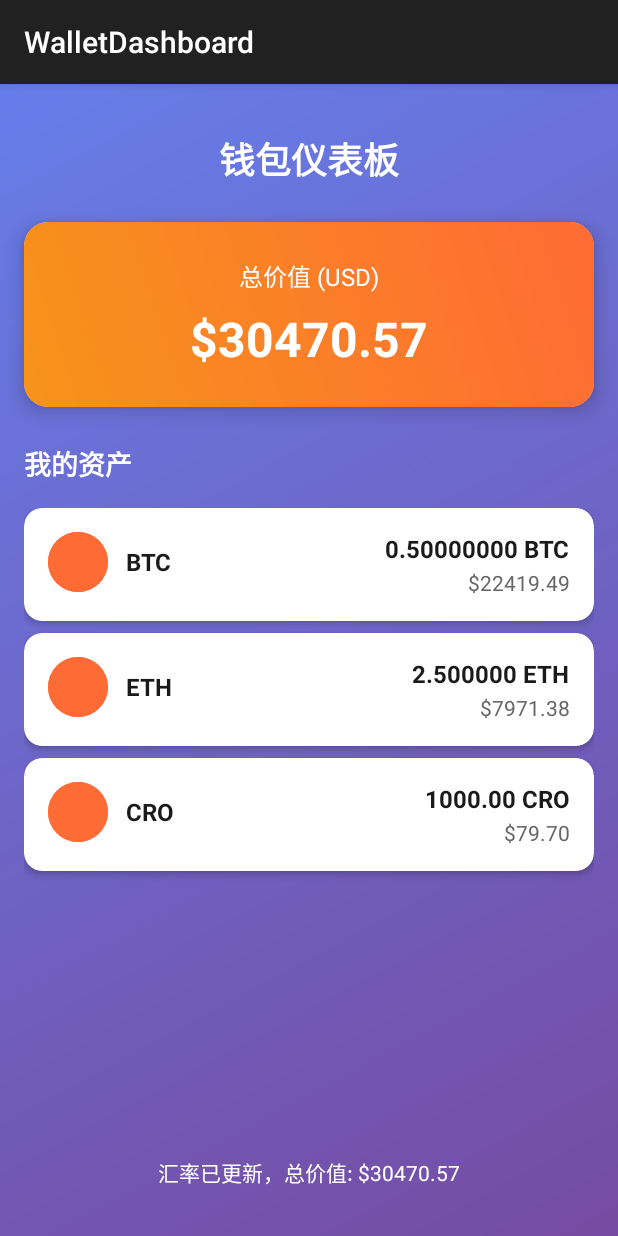
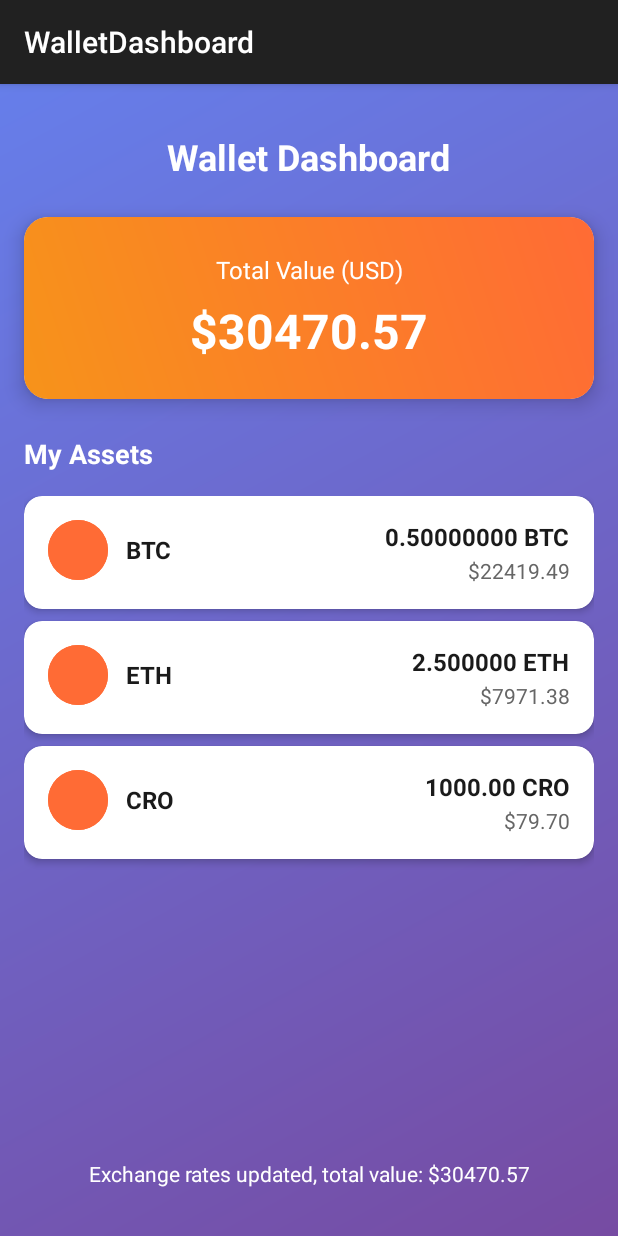
Before and after one commit to RainFool/WalletDashboard, an Android app: the screen it shows after launch (MainActivity), on a phone screen of 412 x 824 dp. Run offline under Robolectric (Android 15) with nearby library versions, the phone set to English and light mode, and no system bars; pictures from the network do not load.

Commit message:
[feat][dashboard]change chinese to english

```diff
--- a/app/src/main/java/com/rainfool/wallet/MainActivity.kt
+++ b/app/src/main/java/com/rainfool/wallet/MainActivity.kt
@@ -56,18 +56,18 @@ class MainActivity : AppCompatActivity() {
     private fun updateUI(uiState: MainUiState) {
         if (uiState.isLoading) {
             progressBar.visibility = View.VISIBLE
-            tvMessage.text = "正在加载..."
+            tvMessage.text = "Loading..."
             tvMessage.visibility = View.VISIBLE
         } else {
             progressBar.visibility = View.GONE
 
-            // 更新总价值
+            // Update total value
             tvTotalValue.text = "$${String.format("%.2f", uiState.totalUsdValue)}"
 
-            // 更新余额列表
+            // Update balance list
             balanceAdapter.updateData(uiState.walletBalances, uiState.exchangeRates, uiState.currencies)
 
-            // 更新消息
+            // Update message
             tvMessage.text = uiState.message
             tvMessage.visibility = View.VISIBLE
         }
--- a/app/src/main/java/com/rainfool/wallet/data/model/Currency.kt
+++ b/app/src/main/java/com/rainfool/wallet/data/model/Currency.kt
@@ -3,8 +3,8 @@ package com.rainfool.wallet.data.model
 import com.google.gson.annotations.SerializedName
 
 /**
- * 货币数据模型
- * 对应currencies-json.md中的货币信息
+ * Currency data model
+ * Corresponds to currency information in currencies-json.md
  */
 data class Currency(
     @SerializedName("coin_id")
--- a/app/src/main/java/com/rainfool/wallet/data/model/ExchangeRate.kt
+++ b/app/src/main/java/com/rainfool/wallet/data/model/ExchangeRate.kt
@@ -3,8 +3,8 @@ package com.rainfool.wallet.data.model
 import com.google.gson.annotations.SerializedName
 
 /**
- * 汇率数据模型
- * 对应live-rates-json.md中的汇率信息
+ * Exchange rate data model
+ * Corresponds to exchange rate information in live-rates-json.md
  */
 data class ExchangeRate(
     @SerializedName("from_currency")
@@ -21,7 +21,7 @@ data class ExchangeRate(
 )
 
 /**
- * 汇率详情数据模型
+ * Exchange rate detail data model
  */
 data class Rate(
     @SerializedName("amount")
--- a/app/src/main/java/com/rainfool/wallet/data/model/UiState.kt
+++ b/app/src/main/java/com/rainfool/wallet/data/model/UiState.kt
@@ -1,7 +1,7 @@
 package com.rainfool.wallet.data.model
 
 /**
- * 钱包UI状态
+ * Wallet UI state
  */
 sealed class WalletUiState {
     object Loading : WalletUiState()
@@ -11,7 +11,7 @@ sealed class WalletUiState {
 }
 
 /**
- * 货币项UI数据模型
+ * Currency item UI data model
  */
 data class CurrencyUiItem(
     val currency: Currency,
--- a/app/src/main/java/com/rainfool/wallet/data/model/WalletBalance.kt
+++ b/app/src/main/java/com/rainfool/wallet/data/model/WalletBalance.kt
@@ -3,8 +3,8 @@ package com.rainfool.wallet.data.model
 import com.google.gson.annotations.SerializedName
 
 /**
- * 钱包余额数据模型
- * 对应wallet-balance-json.md中的余额信息
+ * Wallet balance data model
+ * Corresponds to balance information in wallet-balance-json.md
  */
 data class WalletBalance(
     @SerializedName("currency")
--- a/app/src/main/java/com/rainfool/wallet/data/model/WalletDashboard.kt
+++ b/app/src/main/java/com/rainfool/wallet/data/model/WalletDashboard.kt
@@ -1,8 +1,8 @@
 package com.rainfool.wallet.data.model
 
 /**
- * 钱包仪表板聚合数据模型
- * 包含货币信息、汇率和余额的完整数据
+ * Wallet dashboard aggregated data model
+ * Contains complete data including currency information, exchange rates and balances
  */
 data class WalletDashboard(
     val currencies: List<Currency>,
--- a/app/src/main/java/com/rainfool/wallet/data/network/MockWalletApi.kt
+++ b/app/src/main/java/com/rainfool/wallet/data/network/MockWalletApi.kt
@@ -8,26 +8,26 @@ import kotlinx.coroutines.delay
 import kotlin.random.Random
 
 /**
- * 模拟钱包API实现
- * 延迟1秒后返回模拟数据，用于开发和测试
+ * Mock wallet API implementation
+ * Returns mock data after 1 second delay, used for development and testing
  */
 class MockWalletApi : WalletApi {
 
-    // 基础汇率数据
+    // Base exchange rate data
     private val baseRates = mapOf(
         "BTC" to 45000.0,
         "ETH" to 3200.0,
         "CRO" to 0.08
     )
 
-    // 汇率变化范围（百分比）
-    private val rateChangeRange = 0.05 // 5%的变化范围
+    // Exchange rate change range (percentage)
+    private val rateChangeRange = 0.05 // 5% change range
 
-    // 失败概率（10%）
+    // Failure probability (10%)
     private val failureRate = 0.1
 
     override suspend fun getCurrencies(): CurrenciesResponse {
-        delay(1000) // 模拟网络延迟1秒
+        delay(1000) // Simulate network delay of 1 second
 
         return CurrenciesResponse(
             currencies = listOf(
@@ -110,14 +110,14 @@ class MockWalletApi : WalletApi {
     }
 
     override suspend fun getLiveRates(): LiveRatesResponse {
-        delay(1000) // 模拟网络延迟1秒
+        delay(1000) // Simulate network delay of 1 second
 
-        // 随机失败检查
+        // Random failure check
         if (Random.nextDouble() < failureRate) {
-            throw RuntimeException("网络请求失败，请稍后重试")
+            throw RuntimeException("Network request failed, please try again later")
         }
 
-        // 生成随机变化的汇率
+        // Generate randomly changing exchange rates
         val currentTime = System.currentTimeMillis()
 
         return LiveRatesResponse(
@@ -153,23 +153,23 @@ class MockWalletApi : WalletApi {
     }
 
     /**
-     * 生成随机变化的汇率
-     * @param currency 货币代码
-     * @param timestamp 时间戳，用于确保每秒变化
-     * @return 格式化后的汇率字符串
+     * Generate randomly changing exchange rate
+     * @param currency Currency code
+     * @param timestamp Timestamp, used to ensure changes every second
+     * @return Formatted exchange rate string
      */
     private fun generateRandomRate(currency: String, timestamp: Long): String {
         val baseRate = baseRates[currency] ?: return "0.0"
 
-        // 使用时间戳确保每秒变化
-        val seed = timestamp / 1000 // 每秒一个种子
+        // Use timestamp to ensure changes every second
+        val seed = timestamp / 1000 // One seed per second
         val random = Random(seed)
 
-        // 生成-5%到+5%的随机变化
+        // Generate random change from -5% to +5%
         val changePercent = (random.nextDouble() - 0.5) * 2 * rateChangeRange
         val newRate = baseRate * (1 + changePercent)
 
-        // 根据货币类型格式化汇率
+        // Format exchange rate based on currency type
         return when (currency) {
             "BTC" -> "%.2f".format(newRate)
             "ETH" -> "%.2f".format(newRate)
@@ -179,7 +179,7 @@ class MockWalletApi : WalletApi {
     }
 
     override suspend fun getWalletBalance(): WalletBalanceResponse {
-        delay(1000) // 模拟网络延迟1秒
+        delay(1000) // Simulate network delay of 1 second
 
         return WalletBalanceResponse(
             ok = true,
--- a/app/src/main/java/com/rainfool/wallet/ui/MainViewModel.kt
+++ b/app/src/main/java/com/rainfool/wallet/ui/MainViewModel.kt
@@ -31,15 +31,15 @@ class MainViewModel : ViewModel() {
             try {
                 _uiState.value = _uiState.value.copy(isLoading = true)
 
-                // 加载货币信息
+                // Load currency information
                 val currenciesResult = repository.getCurrencies()
                 currenciesResult.fold(
                     onSuccess = { currencies ->
-                        // 加载钱包数据
+                        // Load wallet data
                         repository.getWalletBalances().collect { balancesResult ->
                             balancesResult.fold(
                                 onSuccess = { balances ->
-                                    // 加载汇率数据
+                                    // Load exchange rate data
                                     repository.getExchangeRates().collect { ratesResult ->
                                         ratesResult.fold(
                                             onSuccess = { rates ->
@@ -50,7 +50,7 @@ class MainViewModel : ViewModel() {
                                                     walletBalances = balances,
                                                     exchangeRates = rates,
                                                     totalUsdValue = totalUsdValue,
-                                                    message = "钱包数据加载成功，总价值: $${String.format("%.2f", totalUsdValue)}"
+                                                    message = "Wallet data loaded successfully, total value: $${String.format("%.2f", totalUsdValue)}"
                                                 )
                                             },
                                             onFailure = { error ->
@@ -58,7 +58,7 @@ class MainViewModel : ViewModel() {
                                                     isLoading = false,
                                                     currencies = currencies,
                                                     walletBalances = balances,
-                                                    message = "汇率数据加载失败: ${error.message}"
+                                                    message = "Failed to load exchange rate data: ${error.message}"
                                                 )
                                             }
                                         )
@@ -68,7 +68,7 @@ class MainViewModel : ViewModel() {
                                     _uiState.value = _uiState.value.copy(
                                         isLoading = false,
                                         currencies = currencies,
-                                        message = "钱包数据加载失败: ${error.message}"
+                                        message = "Failed to load wallet data: ${error.message}"
                                     )
                                 }
                             )
@@ -77,29 +77,29 @@ class MainViewModel : ViewModel() {
                     onFailure = { error ->
                         _uiState.value = _uiState.value.copy(
                             isLoading = false,
-                            message = "货币信息加载失败: ${error.message}"
+                            message = "Failed to load currency information: ${error.message}"
                         )
                     }
                 )
             } catch (e: Exception) {
                 _uiState.value = _uiState.value.copy(
                     isLoading = false,
-                    message = "初始化失败: ${e.message}"
+                    message = "Initialization failed: ${e.message}"
                 )
             }
         }
     }
 
     /**
-     * 开始定时更新汇率
+     * Start periodic exchange rate updates
      */
     private fun startLiveRateUpdates() {
         viewModelScope.launch {
             while (isActive) {
                 try {
-                    delay(1000) // 每秒更新一次
+                    delay(1000) // Update every second
 
-                    // 获取最新的汇率数据
+                    // Get latest exchange rate data
                     repository.getExchangeRates().collect { result ->
                         result.fold(
                             onSuccess = { rates ->
@@ -109,13 +109,13 @@ class MainViewModel : ViewModel() {
                                 _uiState.value = currentState.copy(
                                     exchangeRates = rates,
                                     totalUsdValue = totalUsdValue,
-                                    message = "汇率已更新，总价值: $${String.format("%.2f", totalUsdValue)}"
+                                    message = "Exchange rates updated, total value: $${String.format("%.2f", totalUsdValue)}"
                                 )
                             },
                             onFailure = { error ->
                                 val currentState = _uiState.value
                                 _uiState.value = currentState.copy(
-                                    message = "汇率更新失败: ${error.message}"
+                                    message = "Failed to update exchange rates: ${error.message}"
                                 )
                             }
                         )
@@ -123,7 +123,7 @@ class MainViewModel : ViewModel() {
                 } catch (e: Exception) {
                     val currentState = _uiState.value
                     _uiState.value = currentState.copy(
-                        message = "汇率更新异常: ${e.message}"
+                        message = "Exchange rate update exception: ${e.message}"
                     )
                 }
             }
--- a/app/src/main/res/layout/activity_main.xml
+++ b/app/src/main/res/layout/activity_main.xml
@@ -12,7 +12,7 @@
         android:layout_width="wrap_content"
         android:layout_height="wrap_content"
         android:layout_marginTop="32dp"
-        android:text="钱包仪表板"
+        android:text="Wallet Dashboard"
         android:textColor="#FFFFFF"
         android:textSize="24sp"
         android:textStyle="bold"
@@ -43,7 +43,7 @@
             <TextView
                 android:layout_width="match_parent"
                 android:layout_height="wrap_content"
-                android:text="总价值 (USD)"
+                android:text="Total Value (USD)"
                 android:textAlignment="center"
                 android:textColor="#FFFFFF"
                 android:textSize="16sp" />
@@ -69,7 +69,7 @@
         android:layout_height="wrap_content"
         android:layout_marginStart="16dp"
         android:layout_marginTop="24dp"
-        android:text="我的资产"
+        android:text="My Assets"
         android:textColor="#FFFFFF"
         android:textSize="18sp"
         android:textStyle="bold"
@@ -107,7 +107,7 @@
         android:layout_marginStart="16dp"
         android:layout_marginEnd="16dp"
         android:layout_marginBottom="32dp"
-        android:text="正在加载..."
+        android:text="Loading..."
         android:textAlignment="center"
         android:textColor="#FFFFFF"
         android:textSize="14sp"
--- a/app/src/main/res/layout/item_wallet_balance.xml
+++ b/app/src/main/res/layout/item_wallet_balance.xml
@@ -26,7 +26,7 @@
                 android:layout_height="40dp"
                 android:background="@drawable/currency_icon_background"
                 android:scaleType="centerCrop"
-                android:contentDescription="货币图标" />
+                android:contentDescription="Currency Icon" />
 
             <TextView
                 android:id="@+id/tvCurrency"
```
Also changed, not shown: app/src/main/java/com/rainfool/wallet/data/model/Constants.kt (+9 -9 lines), app/src/main/java/com/rainfool/wallet/data/model/ModelExtensions.kt (+40 -40 lines), app/src/main/java/com/rainfool/wallet/data/network/ApiResponse.kt (+4 -4 lines), app/src/main/java/com/rainfool/wallet/data/network/WalletApi.kt (+5 -5 lines), app/src/main/java/com/rainfool/wallet/data/repository/WalletRepository.kt (+9 -9 lines), app/src/main/java/com/rainfool/wallet/di/DependencyProvider.kt (+5 -5 lines), app/src/main/java/com/rainfool/wallet/ui/WalletBalanceAdapter.kt (+6 -6 lines).
